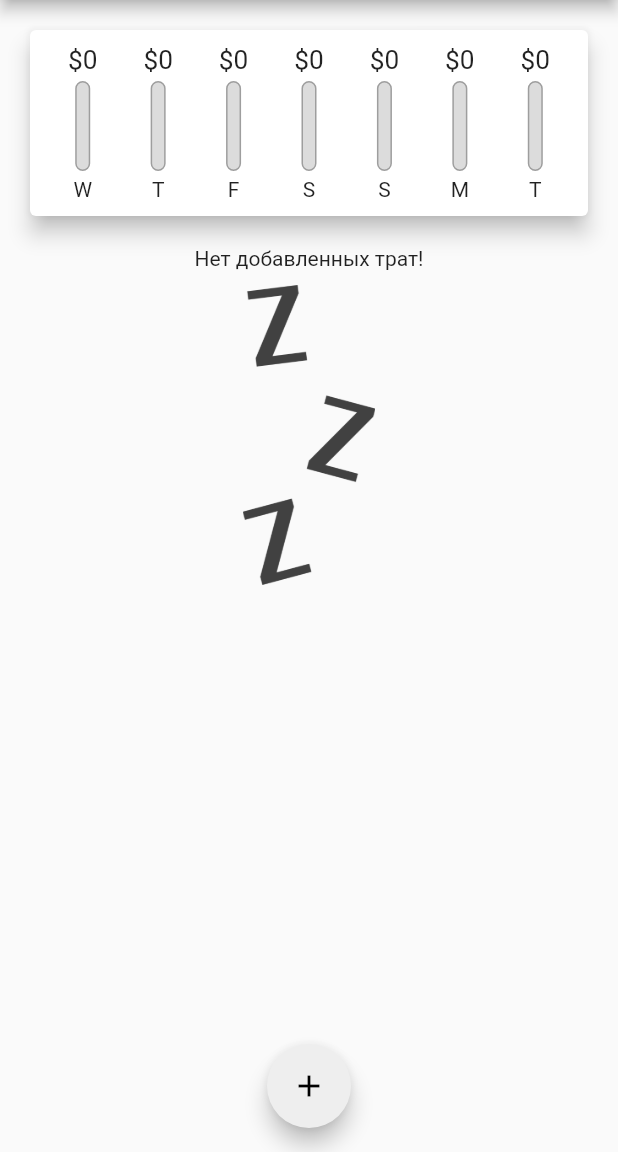
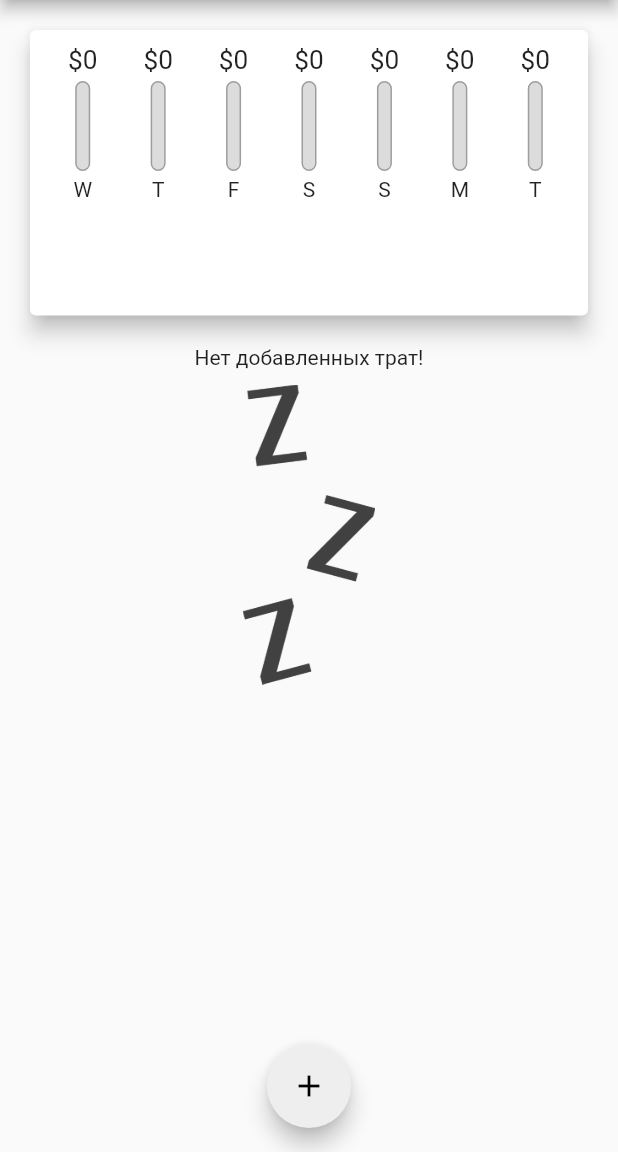
Before and after one commit to VladKodletov/my_expenses, a Flutter app: the screen it shows after launch, on a phone screen of 412 x 824 dp, the part 84-1236 px from its top. Run offline on Flutter 3.47's test engine with Material 2 defaults, Android fonts, the phone set to English and light mode, and no system bars.

Commit message:
adaptive height

```diff
--- a/lib/main.dart
+++ b/lib/main.dart
@@ -86,8 +86,7 @@ class _MyHomePageState extends State<MyHomePage> {
 
   @override
   Widget build(BuildContext context) {
-    return Scaffold(
-      appBar: AppBar(
+    final appBar = AppBar(
       title: Text('Мои расходы'),
       actions: <Widget>[
         IconButton(
@@ -95,14 +94,24 @@ class _MyHomePageState extends State<MyHomePage> {
           icon: Icon(Icons.add),
         )
       ],
-      ),
+    );
+    return Scaffold(
+      appBar: appBar,
       body: SingleChildScrollView(
         child: Column(
           // mainAxisAlignment: MainAxisAlignment.start,
           crossAxisAlignment: CrossAxisAlignment.stretch,
           children: <Widget>[
-            Chart(_recentTransactions),
-            TransactionList(_userTransactions, _deleteTransaction),
+            Container(
+                height: (MediaQuery.of(context).size.height -
+                        appBar.preferredSize.height - MediaQuery.of(context).padding.top) *
+                    0.3,
+                child: Chart(_recentTransactions)),
+            Container(
+                height: (MediaQuery.of(context).size.height -
+                        appBar.preferredSize.height - MediaQuery.of(context).padding.top) *
+                    0.7,
+                child: TransactionList(_userTransactions, _deleteTransaction)),
           ],
         ),
       ),
--- a/lib/widgets/transaction_list.dart
+++ b/lib/widgets/transaction_list.dart
@@ -11,9 +11,7 @@ class TransactionList extends StatelessWidget {
 
   @override
   Widget build(BuildContext context) {
-    return Container(
-      height: 450,
-      child: transactions.isEmpty
+    return transactions.isEmpty
         ? Column(children: <Widget>[
             Text(
               'Нет добавленных трат!',
@@ -60,7 +58,6 @@ class TransactionList extends StatelessWidget {
               );
             },
             itemCount: transactions.length,
-            ),
           );
   }
 }
--- a/textcourse/01flutterMaxS.dart
+++ b/textcourse/01flutterMaxS.dart
@@ -113,4 +113,6 @@
 ///один цвет, а в первом цвет плюс его оттенки(Flutter нужны оттенки при
 ///построении приложения, поэтому 1 вариант предпочтительнее)
 ///
+///height: MediaQuery.of(context).size.height * 0.25, - даёт 25 процентов от всей
+///доступной высоты экрана. Но, важно, не учитывает appbar при этом.
 ///
```
Lines whose indentation alone changed are shown as unchanged.
